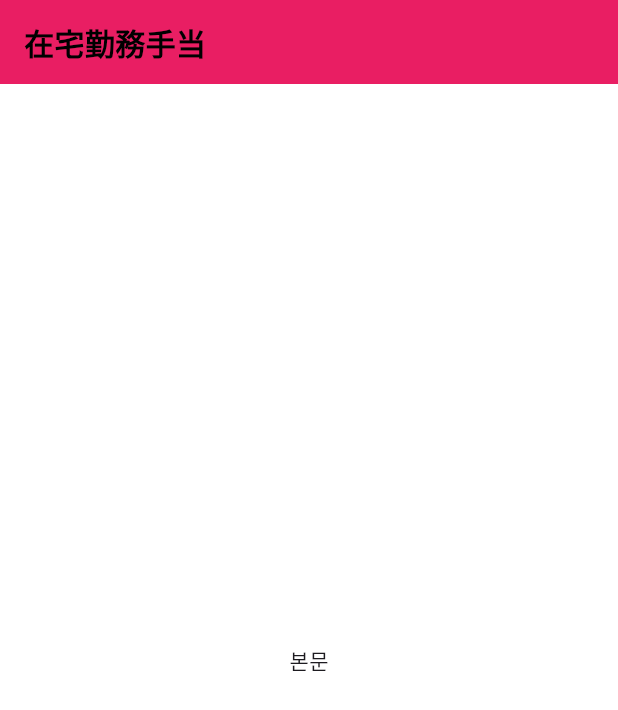
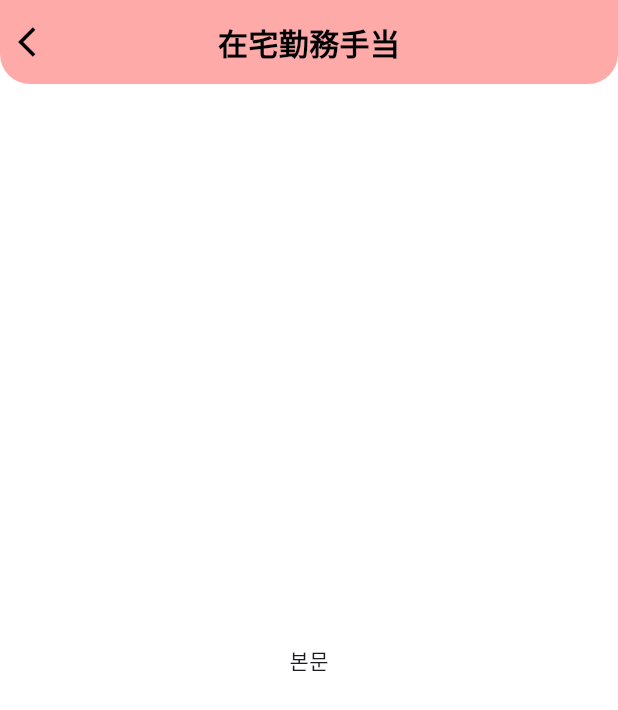
Before and after one commit to EunJiGo/hihatuPJ, a Flutter app: the RemoteScreen screen opened directly, on a phone screen of 412 x 824 dp. Shown: the top 710 px of the screen. Run offline on Flutter 3.47's test engine with Material 3 defaults, Android fonts, the phone set to English and light mode, and no system bars; our stand-ins replace flutter_riverpod, font_awesome_flutter, image_picker, table_calendar.

Commit message:
재택근무수당화면 앱바 커스텀, Stack사용

```diff
--- a/lib/apply/remote/remote.dart
+++ b/lib/apply/remote/remote.dart
@@ -18,7 +18,7 @@ class _RemoteScreenState extends ConsumerState<RemoteScreen> {
       const SystemUiOverlayStyle(
         statusBarColor: Colors.transparent, // 상태바 배경 투명
         statusBarIconBrightness: Brightness.dark, // Android
-        statusBarBrightness: Brightness.light,    // iOS
+        statusBarBrightness: Brightness.light, // iOS
       ),
     );
   }
@@ -40,24 +40,43 @@ class _RemoteScreenState extends ConsumerState<RemoteScreen> {
 
           // 커스텀 AppBar
           Container(
-            height: kToolbarHeight,
-            color: Colors.pink,
-            alignment: Alignment.centerLeft,
-            padding: const EdgeInsets.symmetric(horizontal: 16),
-            child: const Text(
-              '在宅勤務手当',
-              style: TextStyle(
-                fontSize: 20,
-                fontWeight: FontWeight.w600,
-                color: Colors.black,
+            height: kToolbarHeight, // 기본 AppBar의 높이를 나타내는 상수
+            decoration: BoxDecoration(
+              color: Color(0xFFfeaaa9),
+              borderRadius: BorderRadius.only(
+                topLeft: Radius.circular(0), // 왼쪽 위는 직각
+                topRight: Radius.circular(0), // 오른쪽 위는 직각
+                bottomLeft: Radius.circular(20), // 왼쪽 아래만 둥글게
+                bottomRight: Radius.circular(20), // 오른쪽 아래만 둥글게
               ),
+            ),
+            child: Stack(
+              alignment: Alignment.center,
+              children: [
+                // ✅ 가운데 제목
+                const Text(
+                  '在宅勤務手当',
+                  style: TextStyle(
+                    fontSize: 20,
+                    fontWeight: FontWeight.w600,
+                    color: Colors.black,
+                  ),
+                ),
+                // ✅ 왼쪽 뒤로가기 버튼
+                Align(
+                  alignment: Alignment.centerLeft,
+                  child: IconButton(
+                    onPressed: () => Navigator.pop(context),
+                    icon: const Icon(Icons.arrow_back_ios),
+                    color: Colors.black, // 아이콘 색
+                  ),
+                ),
+              ],
             ),
           ),
 
           // 본문
-          const Expanded(
-            child: Center(child: Text('본문')),
-          ),
+          const Expanded(child: Center(child: Text('본문'))),
         ],
       ),
     );
--- a/lib/apply/transportations/transportation_screen.dart
+++ b/lib/apply/transportations/transportation_screen.dart
@@ -914,7 +914,7 @@ class _TransportationScreenState extends ConsumerState<TransportationScreen>
                       DropdownOption.fromText(
                         '在宅勤務手当',
                         icon: FontAwesomeIcons.houseLaptop,
-                        iconColor: Color(0xFFfdab94),
+                        iconColor: Color(0xFFfeaaa9),
                       ),
                     ];
 
```
